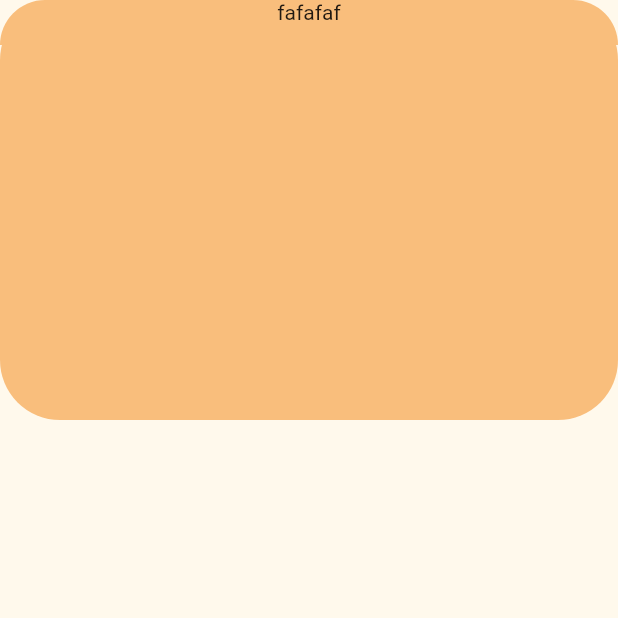
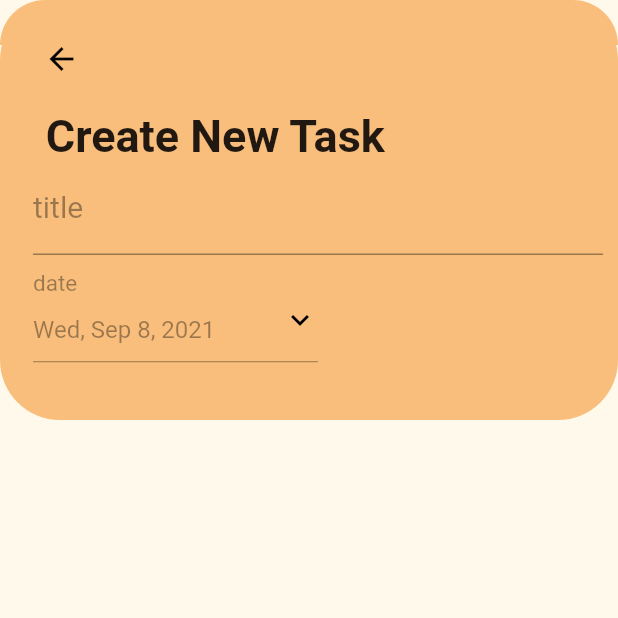
Before and after one commit to tubakocabiyik0/task-manager, a Flutter app: the AddTask screen opened directly, on a phone screen of 412 x 824 dp, the top half of it. Run offline on Flutter 3.47's test engine with Material 2 defaults, Android fonts, the phone set to English and light mode, and no system bars; our stand-ins replace percent_indicator, syncfusion_flutter_calendar.

Commit message:
add_task page

```diff
--- /dev/null
+++ b/lib/Utils/utils.dart
@@ -0,0 +1,8 @@
+import 'package:intl/intl.dart';
+
+class Utils {
+  static toDate(DateTime dateTime) {
+    final date = DateFormat.yMMMEd().format(dateTime);
+    return '$date';
+  }
+}
--- a/lib/screens/add_task_screen.dart
+++ b/lib/screens/add_task_screen.dart
@@ -1,6 +1,8 @@
 import 'package:flutter/material.dart';
 import 'package:task_manager/Theme/colors.dart';
+import 'package:task_manager/Utils/utils.dart';
 import 'package:task_manager/model/event.dart';
+import 'package:task_manager/screens/calendar_screen.dart';
 
 class AddTask extends StatefulWidget {
   final Event event;
@@ -27,6 +29,13 @@ class _AddTaskState extends State<AddTask> {
 
   @override
   Widget build(BuildContext context) {
+    final titleController = TextEditingController();
+    final dateController = TextEditingController();
+    bool auto;
+
+    setState(() {
+      auto = false;
+    });
     return Scaffold(
       backgroundColor: MyColors.LightYellow,
       body: SingleChildScrollView(
@@ -51,15 +60,35 @@ class _AddTaskState extends State<AddTask> {
                     child: Container(
                       height: 280,
                       width: MediaQuery.of(context).size.width,
-                      child: Column(children: [Text("fafafaf")],),
+                      child: Column(
+                        children: [
+                          Padding(
+                            padding: EdgeInsets.only(right: 330, top: 15),
+                            child: BackButton(
+                              color: Colors.black,
+                              onPressed: () {
+                                Navigator.of(context).push(MaterialPageRoute(
+                                    builder: (context) => CalendarPage()));
+                              },
+                            ),
+                          ),
+                          Padding(
+                            padding: EdgeInsets.only(right: 125, top: 10),
+                            child: Text(
+                              "Create New Task",
+                              style: TextStyle(
+                                  fontSize: 30.0, fontWeight: FontWeight.w700),
+                            ),
+                          ),
+                          titleAndDate(titleController,dateController, auto, fromDate),
+                        ],
+                      ),
                     ),
                     decoration: BoxDecoration(
                         borderRadius: BorderRadius.all(Radius.circular(40)),
                         color: MyColors.DarkYellow),
                   )),
-                  Column(
-
-                  )
+                  Column()
                 ],
               ),
             ],
@@ -68,4 +97,60 @@ class _AddTaskState extends State<AddTask> {
       ),
     );
   }
+
+  titleAndDate(
+      TextEditingController titleController,TextEditingController dateController, bool auto, DateTime fromDate,) {
+    return Column(
+      children: [
+        Padding(
+          padding: const EdgeInsets.only(left: 22, right: 10),
+          child: TextFormField(
+            validator: (text) => text.isEmpty ? 'cant be empty' : null,
+            // ignore: deprecated_member_use
+            autovalidate: auto,
+            controller: titleController,
+            decoration: InputDecoration(
+              labelText: "title",
+              labelStyle: TextStyle(color: Colors.black38, fontSize: 20),
+              hoverColor: MyColors.PalePink,
+              fillColor: MyColors.PalePink,
+              focusColor: MyColors.PalePink,
+              focusedBorder: UnderlineInputBorder(
+                borderSide: BorderSide(color: Colors.black38),
+              ),
+              enabledBorder: UnderlineInputBorder(
+                borderSide: BorderSide(color: Colors.black38),
+              ),
+            ),
+          ),
+        ),
+        date(fromDate,dateController),
+      ],
+    );
+  }
+
+  date(DateTime fromDate, TextEditingController dateController) {
+    return Padding(
+      padding: const EdgeInsets.only(left: 22.0, right: 200),
+      child: TextFormField(
+        //controller: dateController,
+        initialValue: Utils.toDate(fromDate).toString(),
+        enabled: false,
+        decoration: InputDecoration(
+          suffix: Icon(
+            Icons.keyboard_arrow_down,
+            color: Colors.black,
+          ),
+          labelText: "date",
+          labelStyle: TextStyle(color: Colors.black38, fontSize: 20),
+          focusedBorder: UnderlineInputBorder(
+            borderSide: BorderSide(color: Colors.black38),
+          ),
+          enabledBorder: UnderlineInputBorder(
+            borderSide: BorderSide(color: Colors.black38),
+          ),
+        ),
+      ),
+    );
+  }
 }
```
